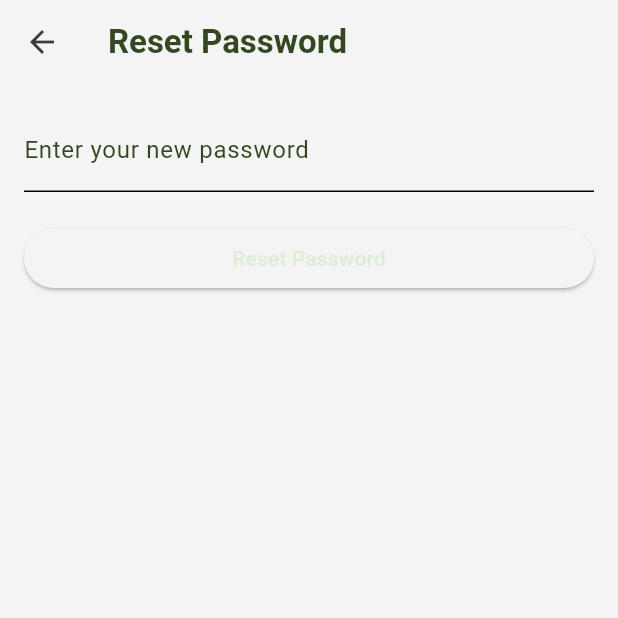
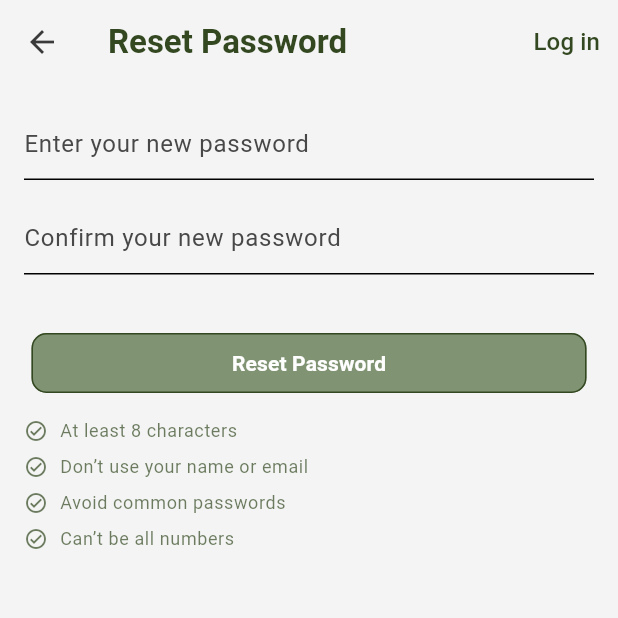
Before and after one commit to biruk-chafamo/Equb-Frontend, a Flutter app: the PasswordResetScreen screen opened directly with empty values, on a phone screen of 412 x 824 dp, the top half of it. Run offline on Flutter 3.47's test engine with Material 3 defaults, Android fonts, the phone set to English and light mode, and no system bars; our stand-ins replace dio, equatable, flutter_bloc, flutter_secure_storage, go_router, image_picker and 5 more; missing offline and left inert: choice; accounts and stored records are empty.

Commit message:
improve password resetting

```diff
--- a/lib/blocs/authentication/auth_bloc.dart
+++ b/lib/blocs/authentication/auth_bloc.dart
@@ -25,7 +25,7 @@ class AuthBloc extends Bloc<AuthEvent, AuthState> {
       final user = await authRepository.getCurrentUserProfile();
       emit(AuthAuthenticated(user));
     } catch (e) {
-      emit(AuthError(e.toString()));
+      emit(AuthError("Failed to log in.", parameterErrorJSON: e));
     }
   }
 
@@ -77,10 +77,10 @@ class AuthBloc extends Bloc<AuthEvent, AuthState> {
       AuthPasswordResetRequestedEvent event, Emitter<AuthState> emit) async {
     emit(AuthLoading());
     try {
-      await authRepository.resetPassword(event.email, event.password);
+      await authRepository.resetPassword(event.token, event.password);
       emit(AuthUnauthenticated());
     } catch (e) {
-      emit(AuthError(e.toString()));
+      emit(AuthError("Failed to reset password.", parameterErrorJSON: e));
     }
   }
 }
--- a/lib/blocs/authentication/auth_event.dart
+++ b/lib/blocs/authentication/auth_event.dart
@@ -46,11 +46,11 @@ class CheckEmailExistsRequested extends AuthEvent {
 }
 
 class AuthPasswordResetRequestedEvent extends AuthEvent {
-  final String email;
+  final String token;
   final String password;
 
-  const AuthPasswordResetRequestedEvent({required this.email, required this.password});
+  const AuthPasswordResetRequestedEvent({required this.token, required this.password});
 
   @override
-  List<Object> get props => [email, password];
+  List<Object> get props => [token, password];
 }
--- a/lib/blocs/authentication/auth_state.dart
+++ b/lib/blocs/authentication/auth_state.dart
@@ -49,3 +49,12 @@ class AuthPasswordResetRequested extends AuthState {
   @override
   List<Object> get props => [email];
 }
+
+class AuthPasswordReset extends AuthState {
+  final String password;
+
+  const AuthPasswordReset({required this.password});
+
+  @override
+  List<Object> get props => [password];
+}
--- a/lib/routing.dart
+++ b/lib/routing.dart
@@ -19,6 +19,8 @@ import 'package:equb_v3_frontend/screens/equb/equb_detail_screen.dart';
 import 'package:equb_v3_frontend/screens/equb/equbs_overview_screen.dart';
 import 'package:equb_v3_frontend/screens/user/current_user_settings_screen.dart';
 import 'package:equb_v3_frontend/screens/user/user_profile_screen.dart';
+import 'package:equb_v3_frontend/utils/constants.dart';
+import 'package:flutter/material.dart';
 import 'package:go_router/go_router.dart';
 
 final GoRouter router = GoRouter(
@@ -33,6 +35,10 @@ final GoRouter router = GoRouter(
       path: '/login',
       builder: (context, state) => const LoginScreen(),
     ),
+    ShellRoute(
+      builder: (context, state, child) =>
+          ConstrainedBox(constraints: const BoxConstraints(maxWidth: smallScreenSize), child: child),
+      routes: [
         GoRoute(
           name: "signup",
           path: '/signup',
@@ -42,6 +48,16 @@ final GoRouter router = GoRouter(
           name: "request_password_reset",
           path: '/request_password_reset',
           builder: (context, state) => const RequestPasswordResetScreen(),
+        ),
+        GoRoute(
+          name: "password_reset",
+          path: '/password_reset/:token',
+          builder: (context, GoRouterState state) {
+            final token = state.pathParameters['token']!;
+            return PasswordResetScreen(token: token);
+          },
+        ),
+      ],
     ),
     ShellRoute(
       builder: (context, state, child) => AppScaffold(child),
--- a/lib/screens/auth/request_password_reset_screen.dart
+++ b/lib/screens/auth/request_password_reset_screen.dart
@@ -5,6 +5,7 @@ import 'package:equb_v3_frontend/utils/constants.dart';
 import 'package:equb_v3_frontend/widgets/buttons/custom_elevated_button.dart';
 import 'package:flutter/material.dart';
 import 'package:flutter_bloc/flutter_bloc.dart';
+import 'package:go_router/go_router.dart';
 
 class RequestPasswordResetScreen extends StatefulWidget {
   const RequestPasswordResetScreen({Key? key}) : super(key: key);
@@ -29,9 +30,18 @@ class _RequestPasswordResetScreenState
                 color: Theme.of(context).colorScheme.onSecondaryContainer,
               ),
         ),
-        centerTitle: false,
+        leading: IconButton(
+          icon: const Icon(Icons.arrow_back),
+          onPressed: () {
+            GoRouter.of(context).goNamed("login");
+          },
         ),
-      body: Padding(
+      ),
+      body: Align(
+        alignment: Alignment.topCenter,
+        child: ConstrainedBox(
+          constraints: const BoxConstraints(maxWidth: smallScreenSize),
+          child: Padding(
             padding: const EdgeInsets.all(16.0),
             child: BlocListener<AuthBloc, AuthState>(
               listener: (context, state) {
@@ -58,8 +68,7 @@ class _RequestPasswordResetScreenState
                         controller: _emailController,
                         keyboardType: TextInputType.emailAddress,
                         decoration: const InputDecoration(
-                      labelText: 'Enter your email',
-                      hintText: 'you@example.com',
+                          hintText: 'Enter your email',
                         ),
                         autocorrect: false,
                       ),
@@ -73,7 +82,8 @@ class _RequestPasswordResetScreenState
                                 );
                           } else {
                             ScaffoldMessenger.of(context).showSnackBar(
-                          const SnackBar(content: Text("Enter a valid email")),
+                              const SnackBar(
+                                  content: Text("Enter a valid email")),
                             );
                           }
                         },
@@ -82,6 +92,8 @@ class _RequestPasswordResetScreenState
                     ],
                   );
                 },
+              ),
+            ),
           ),
         ),
       ),
--- a/lib/screens/auth/reset_password_screen.dart
+++ b/lib/screens/auth/reset_password_screen.dart
@@ -1,14 +1,17 @@
 import 'package:equb_v3_frontend/blocs/authentication/auth_bloc.dart';
 import 'package:equb_v3_frontend/blocs/authentication/auth_event.dart';
 import 'package:equb_v3_frontend/blocs/authentication/auth_state.dart';
+import 'package:equb_v3_frontend/screens/auth/sign_up_screen.dart';
 import 'package:equb_v3_frontend/utils/constants.dart';
+import 'package:equb_v3_frontend/widgets/buttons/custom_elevated_button.dart';
 import 'package:flutter/material.dart';
 import 'package:flutter_bloc/flutter_bloc.dart';
+import 'package:go_router/go_router.dart';
 
 class PasswordResetScreen extends StatefulWidget {
-  final String email; // The email that was used to request the reset
+  final String token; // The email that was used to request the reset
 
-  const PasswordResetScreen({Key? key, required this.email}) : super(key: key);
+  const PasswordResetScreen({Key? key, required this.token}) : super(key: key);
 
   @override
   _PasswordResetScreenState createState() => _PasswordResetScreenState();
@@ -16,11 +19,46 @@ class PasswordResetScreen extends StatefulWidget {
 
 class _PasswordResetScreenState extends State<PasswordResetScreen> {
   final TextEditingController _passwordController = TextEditingController();
+  final TextEditingController _password2Controller = TextEditingController();
+  final bool passwordsMatch = false;
+  final bool isAboveMinLength = false;
+  final bool isAllNumbers = false;
+
+  List<Widget> potentialParamError(AuthState state, String userParam) {
+    if (state is AuthError && state.parameterErrorJSON[userParam] != null) {
+      return state.parameterErrorJSON[userParam]
+          .map<Widget>(
+            (e) => Align(
+              alignment: Alignment.centerLeft,
+              child: Text('- ${e.toString()}',
+                  style:
+                      TextStyle(color: Theme.of(context).colorScheme.onError),
+                  textAlign: TextAlign.start),
+            ),
+          )
+          .toList();
+    }
+    return [];
+  }
 
   @override
   Widget build(BuildContext context) {
     return Scaffold(
       appBar: AppBar(
+        actions: [
+          TextButton(
+            onPressed: () {
+              GoRouter.of(context).pushNamed('login');
+            },
+            child: Text(
+              "Log in",
+              style: TextStyle(
+                color: Theme.of(context).colorScheme.onSecondaryContainer,
+                fontSize: 16,
+              ),
+            ),
+          ),
+        ],
         title: Text(
           "Reset Password",
           style: Theme.of(context).textTheme.titleLarge?.copyWith(
@@ -28,9 +66,12 @@ class _PasswordResetScreenState extends State<PasswordResetScreen> {
                 color: Theme.of(context).colorScheme.onSecondaryContainer,
               ),
         ),
-        centerTitle: false,
       ),
-      body: Padding(
+      body: Align(
+        alignment: Alignment.topCenter,
+        child: ConstrainedBox(
+          constraints: const BoxConstraints(maxWidth: smallScreenSize),
+          child: Padding(
             padding: const EdgeInsets.all(16.0),
             child: BlocListener<AuthBloc, AuthState>(
               listener: (context, state) {
@@ -42,7 +83,7 @@ class _PasswordResetScreenState extends State<PasswordResetScreen> {
                   ScaffoldMessenger.of(context).showSnackBar(
                     const SnackBar(content: Text("Password reset successful")),
                   );
-              Navigator.pop(context); // Go back after successful reset
+                  GoRouter.of(context).pushNamed('login');
                 }
               },
               child: BlocBuilder<AuthBloc, AuthState>(
@@ -58,17 +99,34 @@ class _PasswordResetScreenState extends State<PasswordResetScreen> {
                         controller: _passwordController,
                         obscureText: true,
                         decoration: const InputDecoration(
-                      labelText: 'Enter your new password',
+                          hintText: 'Enter your new password',
                         ),
                       ),
-                  const SizedBox(height: 20),
-                  ElevatedButton(
+                      ...potentialParamError(state, "password"),
+                      const SizedBox(height: 15),
+                      TextField(
+                        controller: _password2Controller,
+                        obscureText: true,
+                        decoration: const InputDecoration(
+                          hintText: 'Confirm your new password',
+                        ),
+                      ),
+                      const SizedBox(height: 30),
+                      CustomOutlinedButton(
                         onPressed: () {
                           final password = _passwordController.text.trim();
+                          final password2 = _password2Controller.text.trim();
+                          if (password != password2) {
+                            ScaffoldMessenger.of(context).showSnackBar(
+                              const SnackBar(
+                                  content: Text("Passwords do not match")),
+                            );
+                            return;
+                          }
                           if (password.isNotEmpty) {
                             context.read<AuthBloc>().add(
                                   AuthPasswordResetRequestedEvent(
-                                email: widget.email,
+                                    token: widget.token,
                                     password: password,
                                   ),
                                 );
@@ -79,11 +137,47 @@ class _PasswordResetScreenState extends State<PasswordResetScreen> {
                             );
                           }
                         },
-                    child: const Text('Reset Password'),
+                        child: 'Reset Password',
                       ),
+                      ...[
+                        "At least 8 characters",
+                        "Don’t use your name or email",
+                        "Avoid common passwords",
+                        "Can’t be all numbers"
+                      ].map((hint) => Padding(
+                            padding: const EdgeInsets.only(top: 8.0),
+                            child: Row(
+                              mainAxisAlignment: MainAxisAlignment.start,
+                              children: [
+                                Icon(
+                                  Icons.check_circle_outlined,
+                                  color: Theme.of(context)
+                                      .colorScheme
+                                      .onSecondaryContainer
+                                      .withOpacity(0.7),
+                                  size: 16,
+                                ),
+                                const SizedBox(width: 8),
+                                Text(
+                                  hint,
+                                  style: Theme.of(context)
+                                      .textTheme
+                                      .bodySmall
+                                      ?.copyWith(
+                                        color: Theme.of(context)
+                                            .colorScheme
+                                            .onSecondaryContainer
+                                            .withOpacity(0.7),
+                                      ),
+                                ),
+                              ],
+                            ),
+                          )),
                     ],
                   );
                 },
+              ),
+            ),
           ),
         ),
       ),
--- a/lib/services/authentication_service.dart
+++ b/lib/services/authentication_service.dart
@@ -81,7 +81,7 @@ class AuthService {
       headers: {'Content-Type': 'application/json'},
     );
     if (response.statusCode != 200) {
-      throw Exception('Failed to reset password');
+      throw json.decode(response.body);
     }
   }
 }
```
Lines whose indentation alone changed are shown as unchanged.
